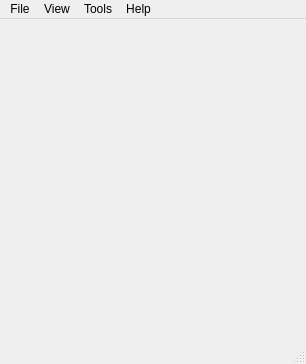
Qt form src/qt/ui/pd.ui (maidsafe-archive/MaidSafe-Encrypt) before a commit.
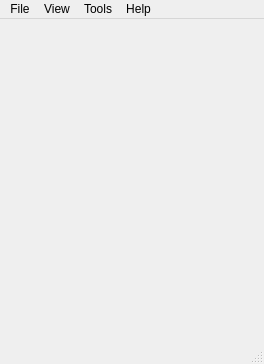
The same form after that commit.

Commit message: Tabs Changed to Use ToolBar

The edit to the form file:
```diff
--- a/src/qt/ui/pd.ui
+++ b/src/qt/ui/pd.ui
@@ -6,7 +6,7 @@
    <rect>
     <x>0</x>
     <y>0</y>
-    <width>306</width>
+    <width>264</width>
     <height>364</height>
    </rect>
   </property>
@@ -58,7 +58,7 @@
     <rect>
      <x>0</x>
      <y>0</y>
-     <width>306</width>
+     <width>264</width>
      <height>21</height>
     </rect>
    </property>
```
Left out of the diff: 1 changed line with no effect on the pictures. The commit also changes 6 other files.
